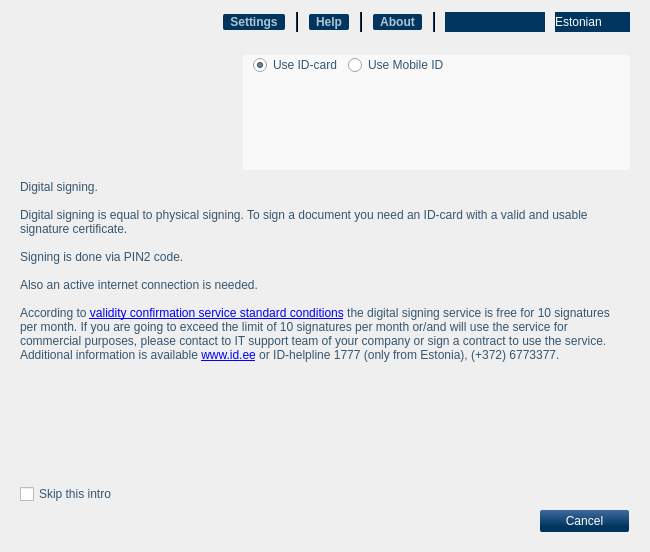
Qt form client/ui/MainWindow.ui (open-eid/qdigidoc) before a commit.
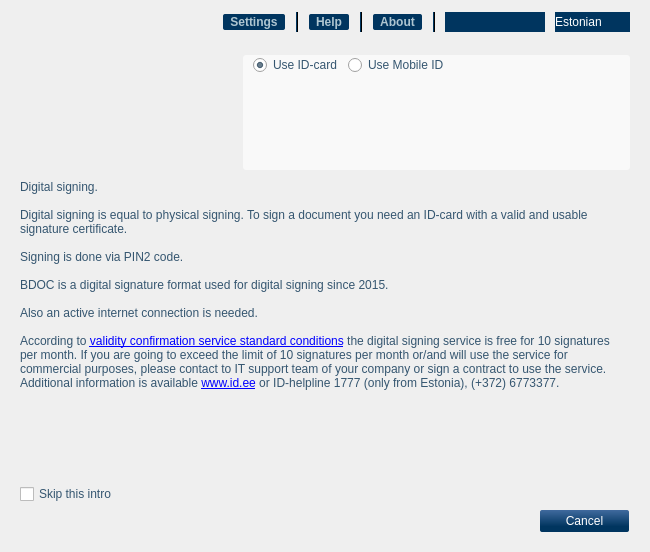
The same form after that commit. The open tabs and pages were chosen to show the change. Icons and pictures are not drawn. Custom widgets are drawn as their Qt base class.

Commit message:
Option to select BDOC-TS/ASiC-E profile and make BDOC default
Ticket: #23961

Patch:
```diff
--- a/client/ui/MainWindow.ui
+++ b/client/ui/MainWindow.ui
@@ -634,6 +634,7 @@
              <string>Digital signing.&lt;br /&gt;&lt;br /&gt;
 Digital signing is equal to physical signing. To sign a document you need an ID-card with a valid and usable signature certificate.&lt;br /&gt;&lt;br /&gt;
 Signing is done via PIN2 code.&lt;br /&gt;&lt;br /&gt;
+BDOC is a digital signature format used for digital signing since 2015.&lt;br /&gt;&lt;br /&gt;
 Also an active internet connection is needed.&lt;br /&gt;&lt;br /&gt;
 According to &lt;a href=&quot;http://sk.ee/en/services/validity-confirmation-services&quot;&gt;validity confirmation service standard conditions&lt;/a&gt; the digital signing service is free for 10 signatures per month. If you are going to exceed the limit of 10 signatures per month or/and will use the service for commercial purposes, please contact to IT support team of your company or sign a contract to use the service. Additional information is available &lt;a href=&quot;www.id.ee&quot;&gt;www.id.ee&lt;/a&gt; or ID-helpline 1777 (only from Estonia), (+372) 6773377.</string>
             </property>
```
The commit also changes 11 other files.
